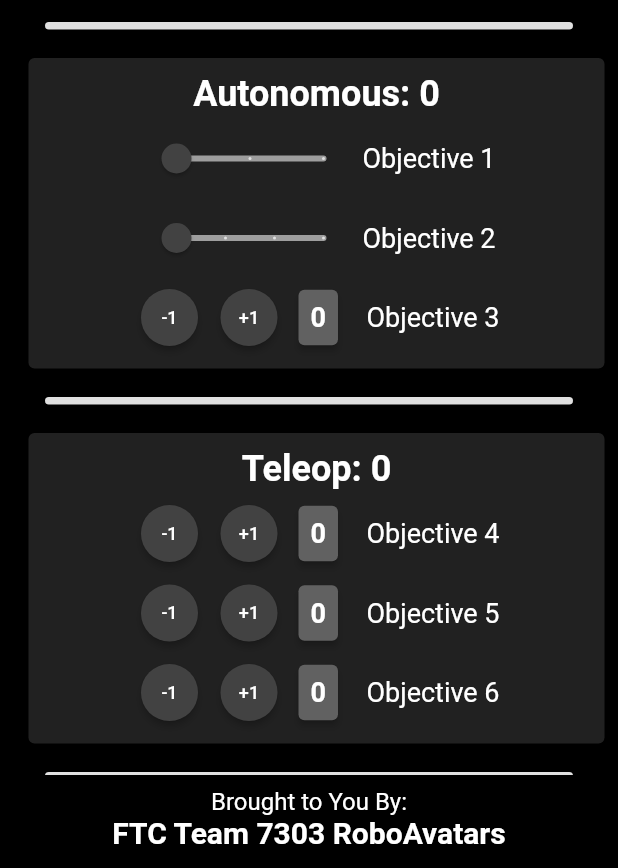
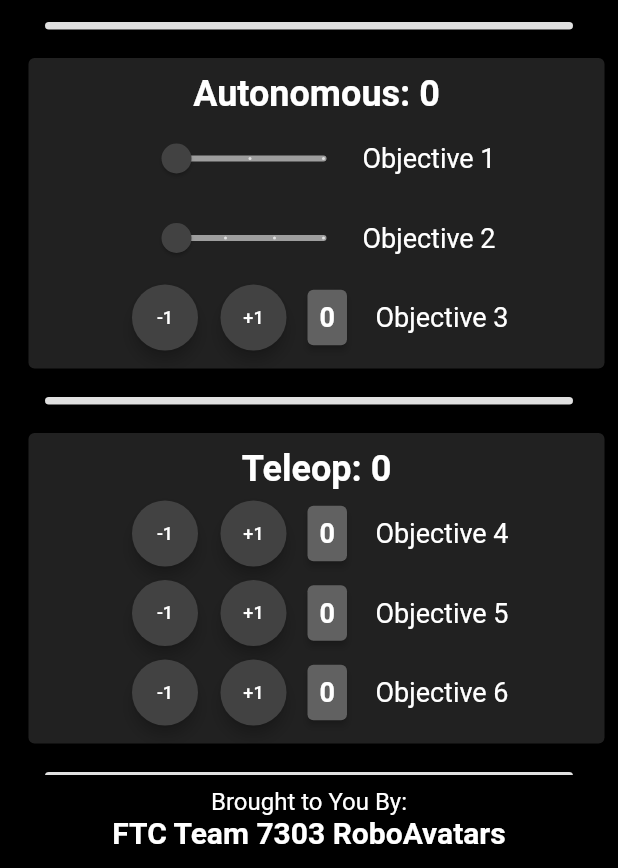
Before and after one commit to anshgandhi4/FreightFrenzyScorer, a Flutter app: the screen it shows after launch, on a phone screen of 412 x 824 dp, the part 368-1236 px from its top. Run offline on Flutter 3.47's test engine with Material 2 defaults, Android fonts, the phone set to English and light mode, and no system bars.

Commit message:
app icon, ui fixes

```diff
--- a/lib/main.dart
+++ b/lib/main.dart
@@ -416,7 +416,7 @@ class _CustomButtonInputState extends State<CustomButtonInput> {
             crossAxisAlignment: CrossAxisAlignment.center,
             children: <Widget>[
                 SizedBox(
-                    width: mobile ? 48.0 : 56.0,
+                    width: 54.0,
                     child: MaterialButton(
                         child: const Text('-1',
                             textAlign: TextAlign.center,
@@ -426,7 +426,7 @@ class _CustomButtonInputState extends State<CustomButtonInput> {
                             )
                         ),
                         color: Colors.grey.shade800,
-                        elevation: mobile ? 2.0 : 8.0,
+                        elevation: mobile ? 4.0 : 8.0,
                         onPressed: () {
                             scorevar.setInt(scorevar.getInt() > 0 ? scorevar.getInt() - 1 : 0);
                             update();
@@ -434,13 +434,13 @@ class _CustomButtonInputState extends State<CustomButtonInput> {
                                 setState(() {});
                             }
                         },
-                        padding: const EdgeInsets.all(12),
+                        padding: EdgeInsets.all(mobile ? 15.0 : 20.0),
                         shape: const CircleBorder(),
                     ),
                 ),
                 const SizedBox(width: 5.0),
                 SizedBox(
-                    width: mobile ? 48.0 : 56.0,
+                    width: 54.0,
                     child: MaterialButton(
                         child: const Text('+1',
                             textAlign: TextAlign.center,
@@ -450,7 +450,7 @@ class _CustomButtonInputState extends State<CustomButtonInput> {
                             )
                         ),
                         color: Colors.grey.shade800,
-                        elevation: mobile ? 2.0 : 8.0,
+                        elevation: mobile ? 4.0 : 8.0,
                         onPressed: () {
                             scorevar.setInt(scorevar.getInt() + 1);
                             update();
@@ -458,7 +458,7 @@ class _CustomButtonInputState extends State<CustomButtonInput> {
                                 setState(() {});
                             }
                         },
-                        padding: const EdgeInsets.all(12),
+                        padding: EdgeInsets.all(mobile ? 15.0 : 20.0),
                         shape: const CircleBorder(),
                     ),
                 ),
```
Also changed, not shown: 18 other files.
